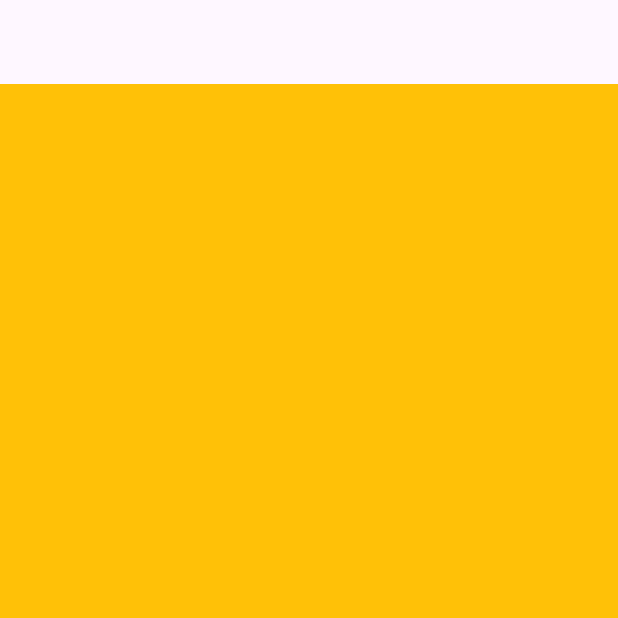
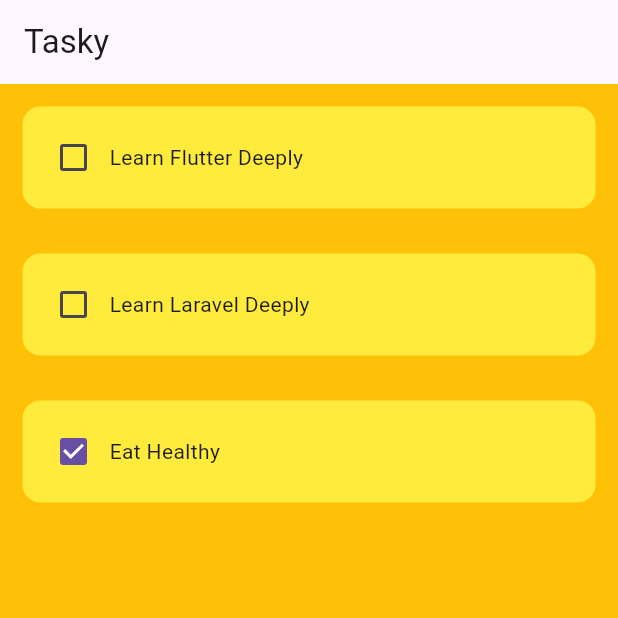
Before and after one commit to kamalahmed/Tasky, a Flutter app: the screen it shows after launch, on a phone screen of 412 x 824 dp, the top half of it. Run offline on Flutter 3.47's test engine with Material 3 defaults, Android fonts, the phone set to English and light mode, and no system bars.

Commit message:
Add Todo list and checkbox functionality

```diff
--- a/lib/main.dart
+++ b/lib/main.dart
@@ -10,9 +10,10 @@ class MainApp extends StatelessWidget {
 
   @override
   Widget build(BuildContext context) {
-    return const MaterialApp(
+    return MaterialApp(
       debugShowCheckedModeBanner: false,
-      home: HomePage(),
+      home: const HomePage(),
+      theme: ThemeData(primarySwatch: Colors.yellow),
     );
   }
 }
--- a/lib/pages/home_page.dart
+++ b/lib/pages/home_page.dart
@@ -1,4 +1,5 @@
 import 'package:flutter/material.dart';
+import 'package:tasky/util/todo_tile.dart';
 
 class HomePage extends StatefulWidget {
   const HomePage({super.key});
@@ -8,11 +9,35 @@ class HomePage extends StatefulWidget {
 }
 
 class _HomePageState extends State<HomePage> {
+
+  // list of todos
+  List todos = [
+    ["Learn Flutter Deeply", false],
+    ["Learn Laravel Deeply", false],
+    ["Eat Healthy", true],
+  ];
+
+  void checkboxChanged(bool value, int index) {
+    setState(() {
+      todos[index][1] = !todos[index][1];
+    });
+  }
+
   @override
   Widget build(BuildContext context) {
     return Scaffold(
       backgroundColor: Colors.amber,
-      appBar: AppBar(),
+      appBar: AppBar(
+        title: Text('Tasky'),
+        elevation: 0,
+      ),
+      body: ListView.builder(
+        itemCount: todos.length,
+        itemBuilder: (BuildContext context, int index) {
+          return ToDoTile(taskName: todos[index][0], taskCompleted: todos[index][1], onChanged: (value) => checkboxChanged(value!, index));
+       },
+
+      ),
     );
   }
 }
--- /dev/null
+++ b/lib/util/todo_tile.dart
@@ -0,0 +1,31 @@
+import 'package:flutter/material.dart';
+
+class ToDoTile extends StatelessWidget {
+  final String taskName;
+  final bool taskCompleted;
+  Function(bool?)? onChanged;
+
+  ToDoTile({super.key, required this.taskName, required this.taskCompleted, required this.onChanged});
+
+  @override
+  Widget build(BuildContext context) {
+    return Padding(
+      padding: const EdgeInsets.all(15.0),
+      child: Container(
+        padding: const EdgeInsets.all(10),
+        decoration: BoxDecoration(
+          color: Colors.yellow,
+          borderRadius: BorderRadius.circular(12)
+        ),
+        child: Row(
+          children: [
+            // Checkbox
+            Checkbox(value: taskCompleted, onChanged: onChanged),
+            // Task Name
+            Text(taskName),
+          ],
+        ),
+      ),
+    );
+  }
+}
```
